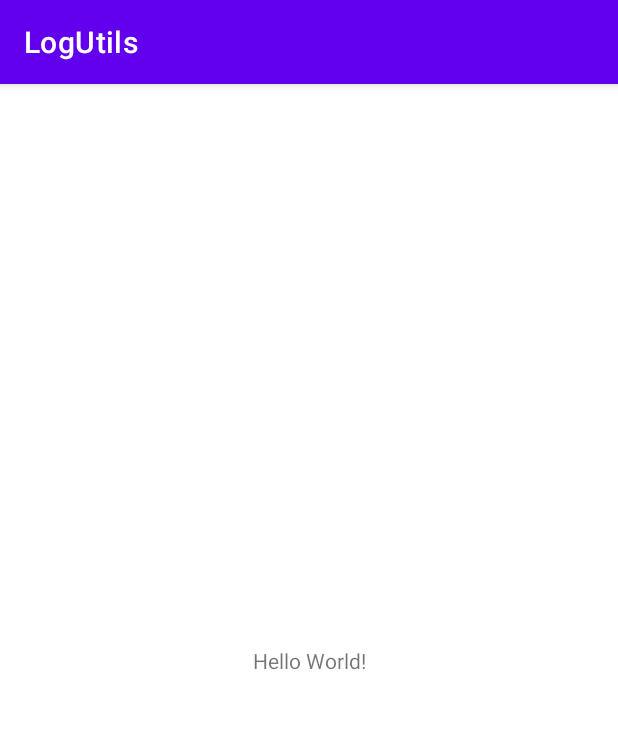
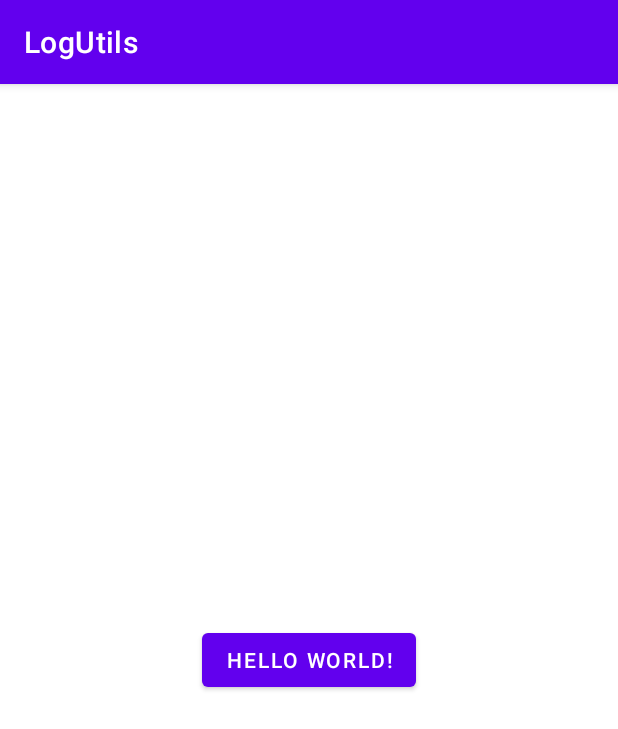
Before and after one commit to HsiangxMinxHsieh/LogUtils, an Android app: the screen it shows after launch (MainActivity), on a phone screen of 412 x 824 dp. Shown: the top 729 px of the screen. Run offline under Robolectric (Android 15) with nearby library versions, the phone set to English and light mode, and no system bars.

Commit message:
1.新增logwtf方法(寫入至檔案) 2.publish update 1.0.3

```diff
--- a/app/build.gradle
+++ b/app/build.gradle
@@ -42,7 +42,7 @@ dependencies {
     androidTestImplementation 'androidx.test.ext:junit:1.1.5'
     androidTestImplementation 'androidx.test.espresso:espresso-core:3.5.1'
 //    implementation project(path: ':log_utils') // 本地端測試
-    implementation 'com.github.HsiangxMinxHsieh:LogUtils:v1.0.1' // JitPack測試
+    implementation 'com.github.HsiangxMinxHsieh:LogUtils:v1.0.2' // JitPack測試
 
 
 }
--- a/app/src/main/java/tw/timmy/logutils/sample/MainActivity.kt
+++ b/app/src/main/java/tw/timmy/logutils/sample/MainActivity.kt
@@ -1,13 +1,14 @@
 package tw.timmy.logutils.sample
 
+import android.os.Bundle
+import android.os.Environment
 import androidx.appcompat.app.AppCompatActivity
-import android.os.Bundle
+//import com.timmy.logutils.logWtf
 import com.timmy.logutils.loge
 import kotlinx.coroutines.CoroutineScope
 import kotlinx.coroutines.Dispatchers
-import kotlinx.coroutines.delay
 import kotlinx.coroutines.launch
-import java.io.InputStream
+import java.io.File
 
 class MainActivity : AppCompatActivity() {
     override fun onCreate(savedInstanceState: Bundle?) {
@@ -17,14 +18,24 @@ class MainActivity : AppCompatActivity() {
     }
 
     private fun initData() {
+
+
         CoroutineScope(Dispatchers.IO).launch {
+            // 寫入Log檔案範例：
+            (1..10000).forEach {
+//                logWtf(File(getExternalFilesDir(Environment.DIRECTORY_DOCUMENTS)?.absolutePath + "/LOG_FOLDER/" + "loga.txt"), "msgTest in ${+it} times")
+            }
+
+            // 讀取檔案(一大串Json)後印出範例。
             kotlin.runCatching {
-                delay(2000)
-                val inputStream: InputStream = assets.open("test_to_print.json")
-                inputStream.bufferedReader().use { it.readText() }.run {
-                    loge(this)
-                }
+                assets.open("test_to_print.json").bufferedReader().use { it.readText() }
+                    .apply { loge(this) }
             }.onFailure { loge("讀取錯誤！原因：", it) }
         }
     }
+
+
+    override fun onDestroy() {
+        super.onDestroy()
+    }
 }
--- a/app/src/main/res/layout/activity_main.xml
+++ b/app/src/main/res/layout/activity_main.xml
@@ -6,7 +6,7 @@
     android:layout_height="match_parent"
     tools:context=".MainActivity">
 
-    <TextView
+    <Button
         android:layout_width="wrap_content"
         android:layout_height="wrap_content"
         android:text="Hello World!"
```
Also changed, not shown: LogUtils/src/main/java/com/timmy/logutils/LogUtils.kt (+86 -2 lines).
